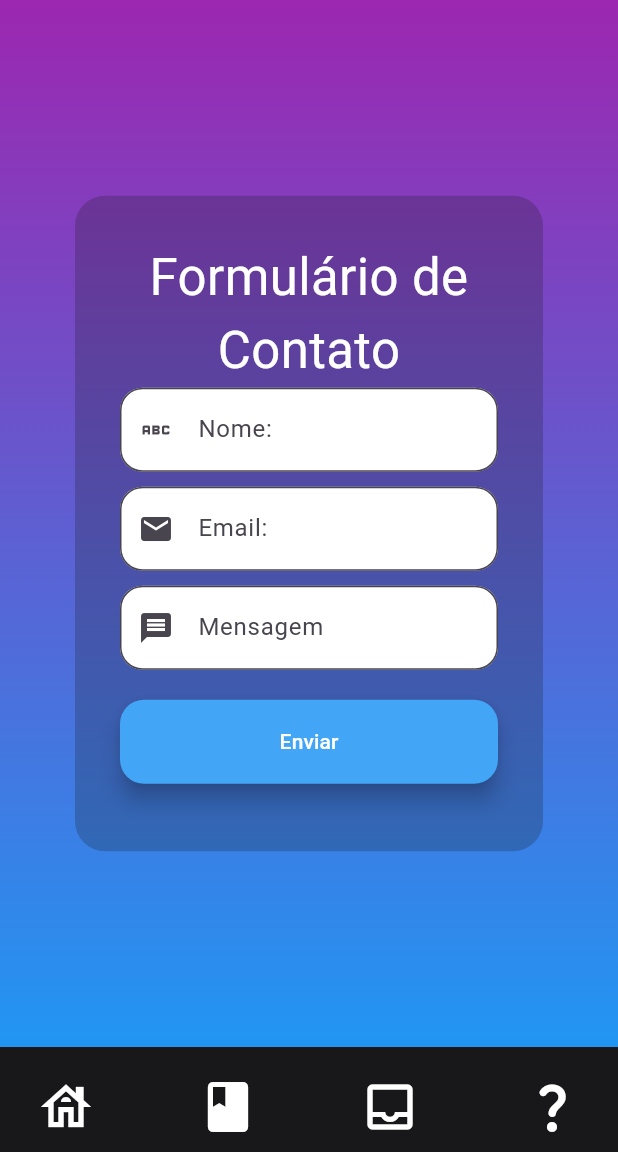
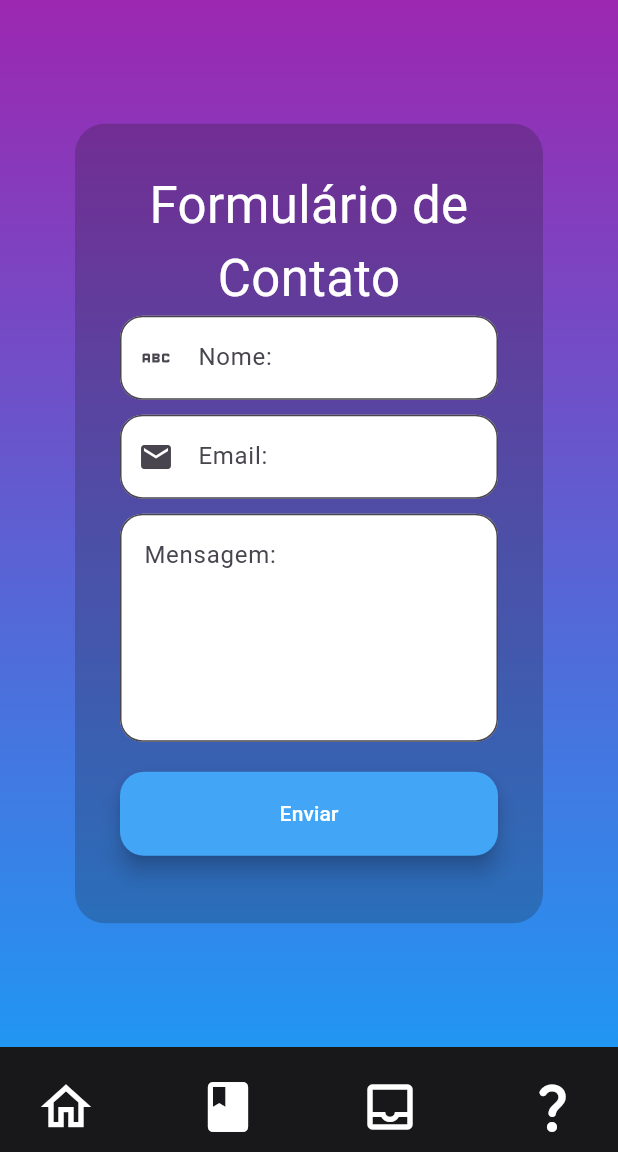
Before and after one commit to BiBlioCamp/BiBlioCamp_Mobile, a Flutter app: the Contact screen opened by its route, after a tap on the "question mark" icon, on a phone screen of 412 x 824 dp, the part 84-1236 px from its top. Run offline on Flutter 3.47's test engine with Material 3 defaults, Android fonts, the phone set to English and light mode, and no system bars.

Commit message:
Icones alterados

```diff
--- a/lib/cadaster.dart
+++ b/lib/cadaster.dart
@@ -61,7 +61,7 @@ class _CadasterState extends State<Cadaster> {
         child: Row(mainAxisAlignment: MainAxisAlignment.spaceBetween, children: [
           IconButton(onPressed: () {
             Navigator.push(context, MaterialPageRoute(builder: ((context) => Index())));
-          }, icon: Icon(Icons.house_outlined, color: Colors.white, size: 40,)),
+          }, icon: Icon(Icons.home_outlined, color: Colors.white, size: 40,)),
           IconButton(onPressed: () {
 
           }, icon: Icon(Icons.book,color: Colors.white, size: 40,)),
--- a/lib/contact.dart
+++ b/lib/contact.dart
@@ -42,7 +42,7 @@ class _ContactState extends State<Contact> {
         child: Row(mainAxisAlignment: MainAxisAlignment.spaceBetween, children: [
           IconButton(onPressed: () {
             Navigator.push(context, MaterialPageRoute(builder: ((context) => Index())));
-          }, icon: Icon(Icons.house_outlined, color: Colors.white, size: 40,)),
+          }, icon: Icon(Icons.home_outlined, color: Colors.white, size: 40,)),
           IconButton(onPressed: () {
 
           }, icon: Icon(Icons.book,color: Colors.white, size: 40,)),
@@ -115,13 +115,12 @@ class _ContactState extends State<Contact> {
                           SizedBox(height: 10),
                           TextField(
                             keyboardType: TextInputType.multiline,
-                            maxLines: null,
+                            maxLines: 5,
                             controller: messageController,
                             decoration: InputDecoration(
                                 border: OutlineInputBorder(
                                     borderRadius: BorderRadius.circular(15)),
-                                hintText: "Mensagem",
-                                prefixIcon: Icon(Icons.message),
+                                hintText: "Mensagem:",
                                 filled: true,
                                 fillColor: Colors.white,
                           ),),
--- a/lib/index.dart
+++ b/lib/index.dart
@@ -35,7 +35,7 @@ class IndexState extends State<Index> {
         color: Color.fromARGB(255, 24, 24, 26),
         child: Row(mainAxisAlignment: MainAxisAlignment.spaceBetween, children: [
           IconButton(onPressed: () {
-          }, icon: Icon(Icons.house, color: Colors.white, size: 40,)),
+          }, icon: Icon(Icons.home, color: Colors.white, size: 40,)),
           IconButton(onPressed: () {
 
           }, icon: Icon(Icons.book,color: Colors.white, size: 40,)),
--- a/lib/login.dart
+++ b/lib/login.dart
@@ -62,7 +62,7 @@ class _LoginState extends State<Login> {
           IconButton(onPressed: () {
             Navigator.push(context,
                     MaterialPageRoute(builder: ((context) => Index())));
-          }, icon: Icon(Icons.house_outlined, color: Colors.white, size: 40,)),
+          }, icon: Icon(Icons.home_outlined, color: Colors.white, size: 40,)),
           IconButton(onPressed: () {
 
           }, icon: Icon(Icons.book,color: Colors.white, size: 40,)),
@@ -153,7 +153,7 @@ class _LoginState extends State<Login> {
                                 value: manterLog,
                                 activeColor: Colors.blue,
                                 onChanged: (value) {
-                                  manterLog = value!;
+                                  manterLog = value;
                                   setState(() {});
                                 },
                               ),
```
